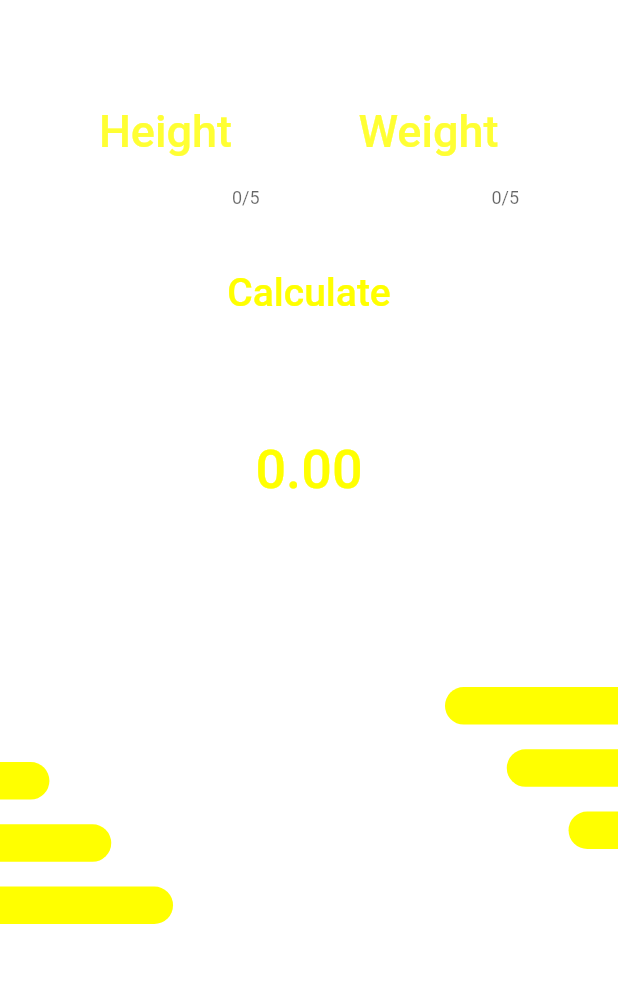
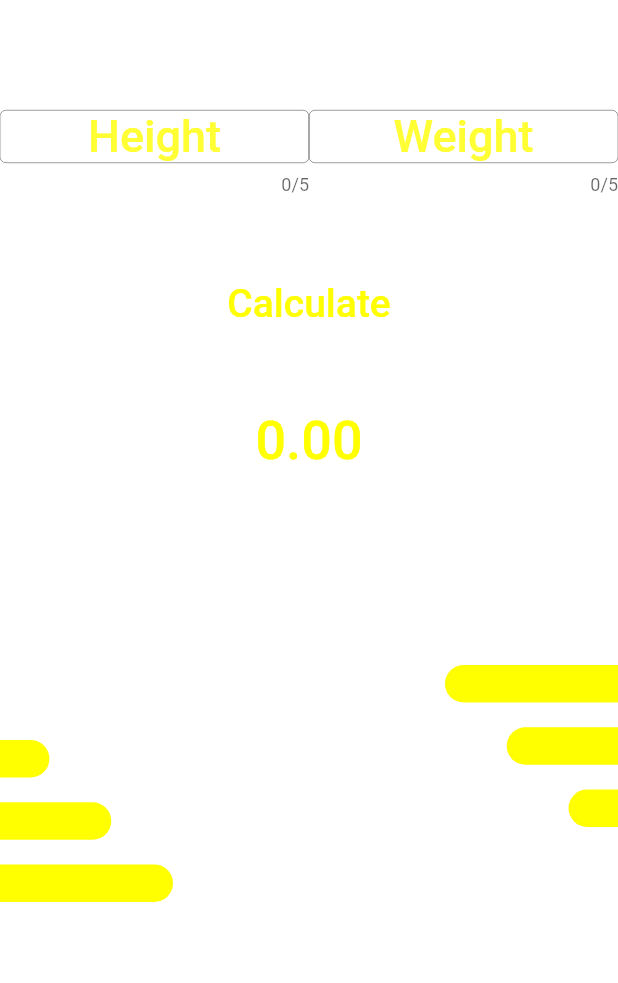
Before and after one commit to QaZaQ97/bmi_calculator, a Flutter app: the screen it shows after launch, on a phone screen of 412 x 824 dp, the part 59-1042 px from its top. Run offline on Flutter 3.47's test engine with Material 2 defaults, Android fonts, the phone set to English and light mode, and no system bars.

Commit message:
optomize to adaptive screen

```diff
--- a/lib/ui/main_screen.dart
+++ b/lib/ui/main_screen.dart
@@ -1,7 +1,7 @@
 import 'package:flutter/material.dart';
 import 'package:my_calculator/constants/bmi_constants.dart';
-import 'package:my_calculator/widgets/left_bar.dart';
-import 'package:my_calculator/widgets/right_bar.dart';
+import 'package:my_calculator/ui/widgets/left_bar.dart';
+import 'package:my_calculator/ui/widgets/right_bar.dart';
 
 class MainScreen extends StatefulWidget {
   const MainScreen({Key? key}) : super(key: key);
@@ -18,11 +18,7 @@ class _MainScreenState extends State<MainScreen> {
 
   @override
   Widget build(BuildContext context) {
-    final width = MediaQuery.of(context).size.width;
-    final height = MediaQuery.of(context).size.height;
-
-    return SafeArea(
-      child: Scaffold(
+    return Scaffold(
       backgroundColor: bgColor,
       appBar: AppBar(
         title: const Text(
@@ -33,41 +29,46 @@ class _MainScreenState extends State<MainScreen> {
         elevation: 0,
         backgroundColor: Colors.transparent,
       ),
-        body: SingleChildScrollView(
-          child: Column(children: [
-            SizedBox(height: height * .05),
-            Row(mainAxisAlignment: MainAxisAlignment.spaceEvenly, children: [
-              SizedBox(
-                width: width * .26,
+      body: SafeArea(
+        child: Column(mainAxisAlignment: MainAxisAlignment.center, children: [
+          Expanded(
+            flex: 4,
+            child: Row(children: [
+              Expanded(
                 child: TextField(
+                  textAlign: TextAlign.center,
                   controller: _heightController,
                   maxLength: 5,
                   keyboardType: TextInputType.number,
                   style: f30W5.apply(color: textColor),
                   decoration: InputDecoration(
-                    border: InputBorder.none,
+                    isCollapsed: true,
+                    border: const OutlineInputBorder(),
                     hintText: 'Height',
                     hintStyle: f30W5.apply(color: textColor.withOpacity(0.8)),
                   ),
                 ),
               ),
-              SizedBox(
-                width: width * .26,
+              Expanded(
                 child: TextField(
+                  textAlign: TextAlign.center,
                   controller: _weightController,
                   maxLength: 5,
                   keyboardType: TextInputType.number,
                   style: f30W5.apply(color: textColor),
                   decoration: InputDecoration(
-                    border: InputBorder.none,
+                    isCollapsed: true,
+                    border: const OutlineInputBorder(),
                     hintText: 'Weight',
                     hintStyle: f30W5.apply(color: textColor.withOpacity(0.8)),
                   ),
                 ),
               ),
             ]),
-            SizedBox(height: height * .05),
-            GestureDetector(
+          ),
+          Expanded(
+            flex: 2,
+            child: GestureDetector(
               onTap: () {
                 double _h = double.parse(_heightController.text);
                 double _w = double.parse(_weightController.text);
@@ -84,24 +85,28 @@ class _MainScreenState extends State<MainScreen> {
               },
               child: const Text('Calculate', style: f26W5),
             ),
-            SizedBox(height: height * .1),
-            Text(_bmiResult.toStringAsFixed(2), style: f36W5),
-            SizedBox(height: height * .08),
-            Visibility(
+          ),
+          Expanded(
+              flex: 2,
+              child: Text(_bmiResult.toStringAsFixed(2), style: f36W5)),
+          Expanded(
+            flex: 2,
+            child: Visibility(
               visible: _textResult.isNotEmpty,
               child: Text(_textResult, style: f36W5),
             ),
-            SizedBox(height: height * .07),
-            Stack(children: const [
+          ),
+          Expanded(
+            flex: 8,
+            child: Stack(children: const [
               RightBars(),
-              SizedBox(height: 20.0),
               Padding(
                 padding: EdgeInsets.only(top: 50.0),
                 child: LeftBars(),
               ),
             ]),
+          ),
         ]),
-        ),
       ),
     );
   }
```
Also changed, not shown: lib/ui/widgets/left_bar.dart (renamed from lib/widgets/left_bar.dart), lib/ui/widgets/right_bar.dart (renamed from lib/widgets/right_bar.dart). Lines whose indentation alone changed are shown as unchanged.
